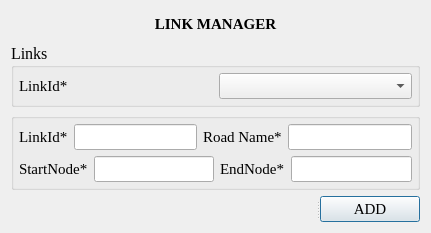
First picture: the form in ui_linkmanager.ui, repository chaitanyamalaviya/Trafficera, before the edit.
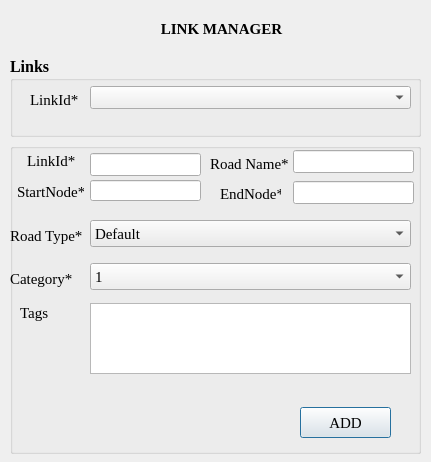
Second picture: the form after the edit.

Diff of the .ui file:
```diff
--- a/ui_linkmanager.ui
+++ b/ui_linkmanager.ui
@@ -10,7 +10,7 @@
     <x>0</x>
     <y>0</y>
     <width>431</width>
-    <height>233</height>
+    <height>462</height>
    </rect>
   </property>
   <property name="font">
@@ -37,252 +37,429 @@
   <property name="sizeGripEnabled">
    <bool>false</bool>
   </property>
-  <layout class="QGridLayout" name="gridLayout_3">
-   <item row="0" column="0">
-    <layout class="QVBoxLayout" name="verticalLayout">
-     <item>
-      <widget class="QLabel" name="titleLabel">
-       <property name="font">
-        <font>
-         <family>Times New Roman</family>
-         <pointsize>11</pointsize>
-         <weight>75</weight>
-         <bold>true</bold>
-        </font>
-       </property>
-       <property name="text">
-        <string>LINK MANAGER</string>
-       </property>
-       <property name="alignment">
-        <set>Qt::AlignCenter</set>
-       </property>
-      </widget>
-     </item>
-     <item>
-      <widget class="QGroupBox" name="linkGroupBox">
-       <property name="font">
-        <font>
-         <family>Times New Roman</family>
-         <pointsize>12</pointsize>
-        </font>
-       </property>
-       <property name="title">
-        <string>Links</string>
-       </property>
-       <layout class="QGridLayout" name="gridLayout">
-        <property name="leftMargin">
-         <number>5</number>
-        </property>
-        <property name="topMargin">
-         <number>5</number>
-        </property>
-        <property name="rightMargin">
-         <number>5</number>
-        </property>
-        <property name="bottomMargin">
-         <number>5</number>
-        </property>
-        <item row="0" column="0">
-         <widget class="QLabel" name="linkIdLabel">
-          <property name="font">
-           <font>
-            <family>Times New Roman</family>
-            <pointsize>11</pointsize>
-           </font>
-          </property>
-          <property name="text">
-           <string>LinkId*</string>
-          </property>
-         </widget>
-        </item>
-        <item row="0" column="1">
-         <widget class="QComboBox" name="linkIdComboBox">
-          <property name="font">
-           <font>
-            <family>Times New Roman</family>
-            <pointsize>11</pointsize>
-           </font>
-          </property>
-         </widget>
-        </item>
-       </layout>
-      </widget>
-     </item>
-     <item>
-      <widget class="QGroupBox" name="attributeGroup">
-       <property name="font">
-        <font>
-         <family>Times New Roman</family>
-         <pointsize>12</pointsize>
-        </font>
-       </property>
-       <property name="title">
-        <string/>
-       </property>
-       <layout class="QGridLayout" name="gridLayout_2">
-        <property name="leftMargin">
-         <number>5</number>
-        </property>
-        <property name="topMargin">
-         <number>5</number>
-        </property>
-        <property name="rightMargin">
-         <number>5</number>
-        </property>
-        <property name="bottomMargin">
-         <number>5</number>
-        </property>
-        <item row="0" column="0">
-         <layout class="QHBoxLayout" name="horizontalLayout">
-          <item>
-           <widget class="QLabel" name="idLabel">
-            <property name="font">
-             <font>
-              <family>Times New Roman</family>
-              <pointsize>11</pointsize>
-             </font>
-            </property>
-            <property name="text">
-             <string>LinkId*</string>
-            </property>
-           </widget>
-          </item>
-          <item>
-           <widget class="QLineEdit" name="id">
-            <property name="font">
-             <font>
-              <family>Times New Roman</family>
-              <pointsize>11</pointsize>
-             </font>
-            </property>
-           </widget>
-          </item>
-          <item>
-           <widget class="QLabel" name="roadNameLabel">
-            <property name="font">
-             <font>
-              <family>Times New Roman</family>
-              <pointsize>11</pointsize>
-             </font>
-            </property>
-            <property name="text">
-             <string>Road Name*</string>
-            </property>
-           </widget>
-          </item>
-          <item>
-           <widget class="QLineEdit" name="roadName">
-            <property name="font">
-             <font>
-              <family>Times New Roman</family>
-              <pointsize>11</pointsize>
-             </font>
-            </property>
-           </widget>
-          </item>
-         </layout>
-        </item>
-        <item row="1" column="0">
-         <layout class="QHBoxLayout" name="horizontalLayout_2">
-          <item>
-           <widget class="QLabel" name="startNodeLabel">
-            <property name="font">
-             <font>
-              <family>Times New Roman</family>
-              <pointsize>11</pointsize>
-             </font>
-            </property>
-            <property name="text">
-             <string>StartNode*</string>
-            </property>
-           </widget>
-          </item>
-          <item>
-           <widget class="QLineEdit" name="startNode">
-            <property name="font">
-             <font>
-              <family>Times New Roman</family>
-              <pointsize>11</pointsize>
-             </font>
-            </property>
-           </widget>
-          </item>
-          <item>
-           <widget class="QLabel" name="endNodeLabel">
-            <property name="font">
-             <font>
-              <family>Times New Roman</family>
-              <pointsize>11</pointsize>
-             </font>
-            </property>
-            <property name="text">
-             <string>EndNode*</string>
-            </property>
-           </widget>
-          </item>
-          <item>
-           <widget class="QLineEdit" name="endNode">
-            <property name="font">
-             <font>
-              <family>Times New Roman</family>
-              <pointsize>11</pointsize>
-             </font>
-            </property>
-           </widget>
-          </item>
-         </layout>
-        </item>
-       </layout>
-      </widget>
-     </item>
-     <item>
-      <widget class="QSplitter" name="splitter">
-       <property name="font">
-        <font>
-         <family>Times New Roman</family>
-         <pointsize>11</pointsize>
-        </font>
-       </property>
-       <property name="orientation">
-        <enum>Qt::Horizontal</enum>
-       </property>
-       <widget class="QLabel" name="errorMessage">
-        <property name="font">
-         <font>
-          <family>Times New Roman</family>
-          <pointsize>11</pointsize>
-          <italic>true</italic>
-         </font>
-        </property>
-        <property name="styleSheet">
-         <string notr="true">color: rgb(255, 20, 27)</string>
-        </property>
-        <property name="text">
-         <string/>
-        </property>
-       </widget>
-       <widget class="QPushButton" name="actionButton">
-        <property name="maximumSize">
-         <size>
-          <width>100</width>
-          <height>100</height>
-         </size>
-        </property>
-        <property name="font">
-         <font>
-          <family>Times New Roman</family>
-          <pointsize>11</pointsize>
-         </font>
-        </property>
-        <property name="text">
-         <string>ADD</string>
-        </property>
-       </widget>
-      </widget>
-     </item>
-    </layout>
+  <widget class="QLabel" name="roadTypeLabel">
+   <property name="geometry">
+    <rect>
+     <x>10</x>
+     <y>210</y>
+     <width>81</width>
+     <height>51</height>
+    </rect>
+   </property>
+   <property name="font">
+    <font>
+     <family>Times New Roman</family>
+     <pointsize>11</pointsize>
+    </font>
+   </property>
+   <property name="text">
+    <string>Road Type*</string>
+   </property>
+  </widget>
+  <widget class="QComboBox" name="roadType">
+   <property name="geometry">
+    <rect>
+     <x>90</x>
+     <y>220</y>
+     <width>321</width>
+     <height>27</height>
+    </rect>
+   </property>
+   <property name="font">
+    <font>
+     <family>Times New Roman</family>
+     <pointsize>11</pointsize>
+    </font>
+   </property>
+   <item>
+    <property name="text">
+     <string>Default</string>
+    </property>
    </item>
-  </layout>
+   <item>
+    <property name="text">
+     <string>Freeway</string>
+    </property>
+   </item>
+   <item>
+    <property name="text">
+     <string>Ramp</string>
+    </property>
+   </item>
+   <item>
+    <property name="text">
+     <string>Urban Road</string>
+    </property>
+   </item>
+  </widget>
+  <widget class="QGroupBox" name="attributeGroup">
+   <property name="geometry">
+    <rect>
+     <x>10</x>
+     <y>143</y>
+     <width>411</width>
+     <height>311</height>
+    </rect>
+   </property>
+   <property name="font">
+    <font>
+     <family>Times New Roman</family>
+     <pointsize>12</pointsize>
+    </font>
+   </property>
+   <property name="title">
+    <string/>
+   </property>
+   <widget class="QPushButton" name="actionButton">
+    <property name="geometry">
+     <rect>
+      <x>290</x>
+      <y>264</y>
+      <width>91</width>
+      <height>31</height>
+     </rect>
+    </property>
+    <property name="maximumSize">
+     <size>
+      <width>100</width>
+      <height>100</height>
+     </size>
+    </property>
+    <property name="font">
+     <font>
+      <family>Times New Roman</family>
+      <pointsize>11</pointsize>
+     </font>
+    </property>
+    <property name="text">
+     <string>ADD</string>
+    </property>
+   </widget>
+   <widget class="QLabel" name="categorylabel">
+    <property name="geometry">
+     <rect>
+      <x>0</x>
+      <y>120</y>
+      <width>81</width>
+      <height>31</height>
+     </rect>
+    </property>
+    <property name="font">
+     <font>
+      <family>Times New Roman</family>
+      <pointsize>11</pointsize>
+     </font>
+    </property>
+    <property name="text">
+     <string>Category*</string>
+    </property>
+   </widget>
+   <widget class="QComboBox" name="category">
+    <property name="geometry">
+     <rect>
+      <x>80</x>
+      <y>120</y>
+      <width>321</width>
+      <height>27</height>
+     </rect>
+    </property>
+    <property name="font">
+     <font>
+      <family>Times New Roman</family>
+      <pointsize>11</pointsize>
+     </font>
+    </property>
+    <item>
+     <property name="text">
+      <string>1</string>
+     </property>
+    </item>
+    <item>
+     <property name="text">
+      <string>2</string>
+     </property>
+    </item>
+    <item>
+     <property name="text">
+      <string>3</string>
+     </property>
+    </item>
+   </widget>
+   <widget class="QLabel" name="label">
+    <property name="geometry">
+     <rect>
+      <x>10</x>
+      <y>160</y>
+      <width>51</width>
+      <height>20</height>
+     </rect>
+    </property>
+    <property name="font">
+     <font>
+      <family>Times New Roman</family>
+      <pointsize>11</pointsize>
+     </font>
+    </property>
+    <property name="text">
+     <string>Tags</string>
+    </property>
+   </widget>
+   <widget class="QTextEdit" name="textEdit">
+    <property name="geometry">
+     <rect>
+      <x>80</x>
+      <y>160</y>
+      <width>321</width>
+      <height>71</height>
+     </rect>
+    </property>
+   </widget>
+   <widget class="QLineEdit" name="startNode">
+    <property name="geometry">
+     <rect>
+      <x>80</x>
+      <y>37</y>
+      <width>111</width>
+      <height>21</height>
+     </rect>
+    </property>
+    <property name="font">
+     <font>
+      <family>Times New Roman</family>
+      <pointsize>11</pointsize>
+     </font>
+    </property>
+   </widget>
+   <widget class="QLabel" name="startNodeLabel">
+    <property name="geometry">
+     <rect>
+      <x>7</x>
+      <y>28</y>
+      <width>67</width>
+      <height>41</height>
+     </rect>
+    </property>
+    <property name="font">
+     <font>
+      <family>Times New Roman</family>
+      <pointsize>11</pointsize>
+     </font>
+    </property>
+    <property name="text">
+     <string>StartNode*</string>
+    </property>
+   </widget>
+   <widget class="QLabel" name="endNodeLabel">
+    <property name="geometry">
+     <rect>
+      <x>210</x>
+      <y>40</y>
+      <width>61</width>
+      <height>21</height>
+     </rect>
+    </property>
+    <property name="font">
+     <font>
+      <family>Times New Roman</family>
+      <pointsize>11</pointsize>
+     </font>
+    </property>
+    <property name="text">
+     <string>EndNode*</string>
+    </property>
+   </widget>
+   <widget class="QLineEdit" name="endNode">
+    <property name="geometry">
+     <rect>
+      <x>283</x>
+      <y>38</y>
+      <width>121</width>
+      <height>23</height>
+     </rect>
+    </property>
+    <property name="font">
+     <font>
+      <family>Times New Roman</family>
+      <pointsize>11</pointsize>
+     </font>
+    </property>
+   </widget>
+   <widget class="QLineEdit" name="id">
+    <property name="geometry">
+     <rect>
+      <x>80</x>
+      <y>10</y>
+      <width>111</width>
+      <height>23</height>
+     </rect>
+    </property>
+    <property name="font">
+     <font>
+      <family>Times New Roman</family>
+      <pointsize>11</pointsize>
+     </font>
+    </property>
+   </widget>
+   <widget class="QLabel" name="idLabel">
+    <property name="geometry">
+     <rect>
+      <x>17</x>
+      <y>-3</y>
+      <width>51</width>
+      <height>41</height>
+     </rect>
+    </property>
+    <property name="font">
+     <font>
+      <family>Times New Roman</family>
+      <pointsize>11</pointsize>
+     </font>
+    </property>
+    <property name="text">
+     <string>LinkId*</string>
+    </property>
+   </widget>
+   <widget class="QLabel" name="roadNameLabel">
+    <property name="geometry">
+     <rect>
+      <x>200</x>
+      <y>0</y>
+      <width>91</width>
+      <height>41</height>
+     </rect>
+    </property>
+    <property name="font">
+     <font>
+      <family>Times New Roman</family>
+      <pointsize>11</pointsize>
+     </font>
+    </property>
+    <property name="text">
+     <string>Road Name*</string>
+    </property>
+   </widget>
+   <widget class="QLineEdit" name="roadName">
+    <property name="geometry">
+     <rect>
+      <x>283</x>
+      <y>7</y>
+      <width>121</width>
+      <height>23</height>
+     </rect>
+    </property>
+    <property name="font">
+     <font>
+      <family>Times New Roman</family>
+      <pointsize>11</pointsize>
+     </font>
+    </property>
+   </widget>
+  </widget>
+  <widget class="QLabel" name="titleLabel">
+   <property name="geometry">
+    <rect>
+     <x>160</x>
+     <y>20</y>
+     <width>123</width>
+     <height>17</height>
+    </rect>
+   </property>
+   <property name="font">
+    <font>
+     <family>Times New Roman</family>
+     <pointsize>11</pointsize>
+     <weight>75</weight>
+     <bold>true</bold>
+    </font>
+   </property>
+   <property name="text">
+    <string>LINK MANAGER</string>
+   </property>
+   <property name="alignment">
+    <set>Qt::AlignCenter</set>
+   </property>
+  </widget>
+  <widget class="QGroupBox" name="linkGroupBox">
+   <property name="geometry">
+    <rect>
+     <x>10</x>
+     <y>56</y>
+     <width>411</width>
+     <height>81</height>
+    </rect>
+   </property>
+   <property name="font">
+    <font>
+     <family>Times New Roman</family>
+     <pointsize>12</pointsize>
+     <weight>75</weight>
+     <bold>true</bold>
+    </font>
+   </property>
+   <property name="title">
+    <string>Links</string>
+   </property>
+   <widget class="QLabel" name="linkIdLabel">
+    <property name="geometry">
+     <rect>
+      <x>20</x>
+      <y>28</y>
+      <width>51</width>
+      <height>31</height>
+     </rect>
+    </property>
+    <property name="font">
+     <font>
+      <family>Times New Roman</family>
+      <pointsize>11</pointsize>
+      <weight>50</weight>
+      <bold>false</bold>
+     </font>
+    </property>
+    <property name="text">
+     <string>LinkId*</string>
+    </property>
+   </widget>
+   <widget class="QComboBox" name="linkIdComboBox">
+    <property name="geometry">
+     <rect>
+      <x>80</x>
+      <y>30</y>
+      <width>321</width>
+      <height>23</height>
+     </rect>
+    </property>
+    <property name="font">
+     <font>
+      <family>Times New Roman</family>
+      <pointsize>11</pointsize>
+     </font>
+    </property>
+   </widget>
+  </widget>
+  <widget class="QLabel" name="errorMessage">
+   <property name="geometry">
+    <rect>
+     <x>10</x>
+     <y>217</y>
+     <width>16</width>
+     <height>18</height>
+    </rect>
+   </property>
+   <property name="font">
+    <font>
+     <family>Times New Roman</family>
+     <pointsize>11</pointsize>
+     <italic>true</italic>
+    </font>
+   </property>
+   <property name="styleSheet">
+    <string notr="true">color: rgb(255, 20, 27)</string>
+   </property>
+   <property name="text">
+    <string/>
+   </property>
+  </widget>
  </widget>
  <resources/>
  <connections/>
```
